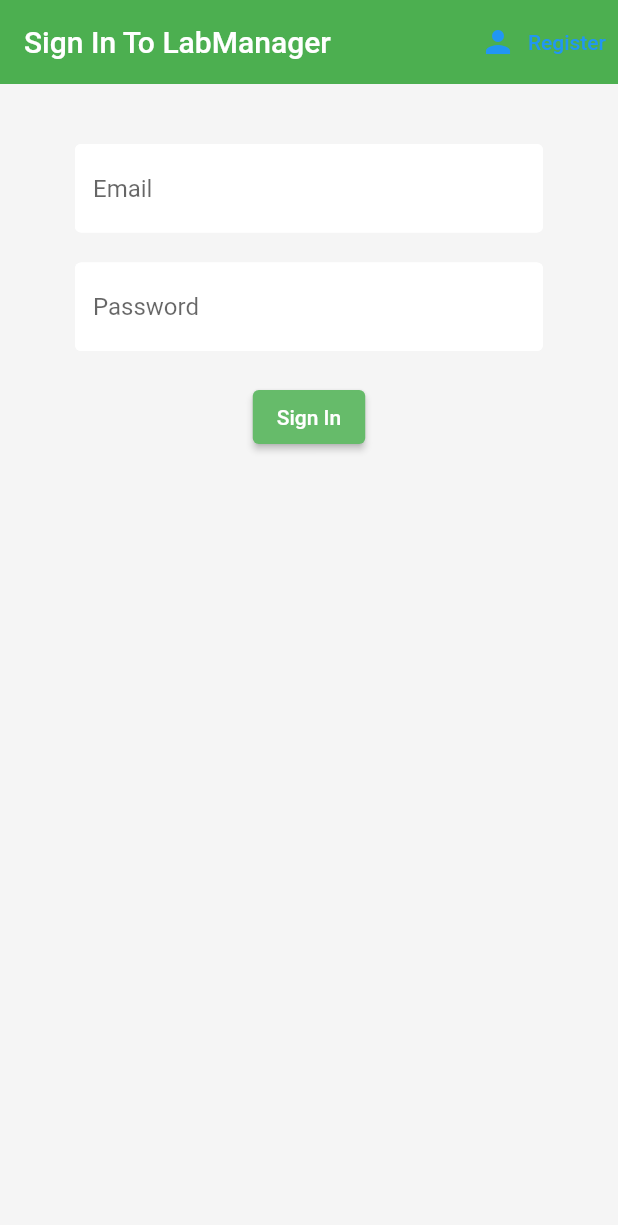
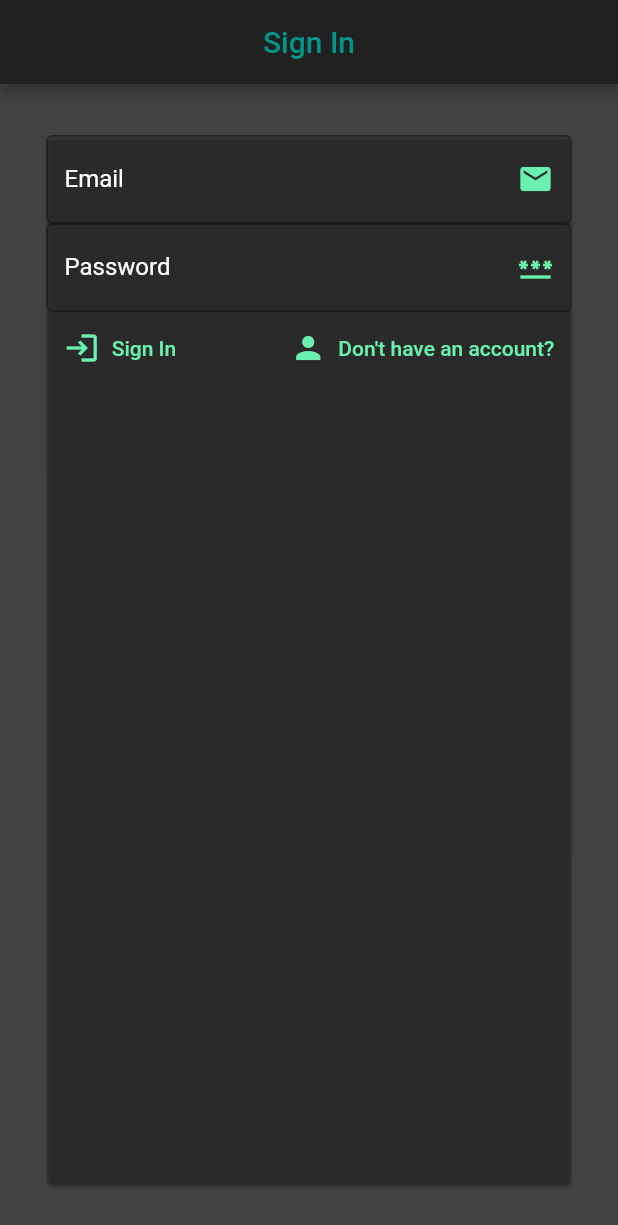
Before and after one commit to AseelAborokn/lab_manager_app, a Flutter app: the screen it shows after launch, on a phone screen of 412 x 824 dp. Shown: the top 1225 px of the screen. Run offline on Flutter 3.47's test engine with Material 2 defaults, Android fonts, the light colour scheme and no system bars; our stand-ins replace cloud_firestore, email_validator, firebase_auth, firebase_core, flutter_spinkit; accounts and stored records are empty.

```diff
--- a/lib/screens/authenticate/sign_in.dart
+++ b/lib/screens/authenticate/sign_in.dart
@@ -30,75 +30,101 @@ class _SignInState extends State<SignIn> {
 
   @override
   Widget build(BuildContext context) {
-    return (loading) ? const LoadingSpinner() : Scaffold(
-      backgroundColor: Colors.grey[100],
+    return (loading) ? const LoadingSpinner() :  Scaffold(
+      backgroundColor: Colors.grey.shade800,
       appBar: AppBar(
-        backgroundColor: Colors.green[500],
-        elevation: 0.0,
-        title: const Text('Sign In To LabManager'),
-        actions: <Widget>[
-          TextButton.icon(
-            // Switching to Register screen
-            onPressed: () {
-              if(widget.toggleView != null) {
-                widget.toggleView!();
-              }
-            },
-            icon: Icon(Icons.person),
-            label: Text('Register')
+        // Title
+        title: const Text('Sign In', style: TextStyle(color: Colors.teal)),
+        centerTitle: true,
+        // Application Bar Color
+        backgroundColor: Colors.grey.shade900,
       ),
-        ],
+      body: Center(
+        child: Container(
+          padding: const EdgeInsets.symmetric(horizontal: 30.0, vertical: 30.0),
+          child: Form(
+            child: Card(
+              color: Colors.black12,
+              margin: const EdgeInsets.symmetric(vertical: 4.0, horizontal: 1.0),
+              child: Column(
+                mainAxisSize: MainAxisSize.max,
+                mainAxisAlignment: MainAxisAlignment.start,
+                children: [
+                  // Text Inputs
+                  Column(
+                    mainAxisSize: MainAxisSize.max,
+                    mainAxisAlignment: MainAxisAlignment.start,
+                    children: <Widget>[
+                      // Email
+                      TextFormField(
+                        style: const TextStyle(color: Colors.white),
+                        decoration: InputDecoration(
+                          labelText: "Email",
+                          labelStyle: const TextStyle(color: Colors.white),
+                          hintText: "Email Address",
+                          hintStyle: const TextStyle(color: Colors.white),
+                          suffixIcon: const Icon(Icons.email, color: Colors.greenAccent),
+                          suffixIconColor: Colors.tealAccent,
+                          border: const OutlineInputBorder(),
+                          focusedBorder: OutlineInputBorder(
+                              borderRadius: BorderRadius.circular(20.0),
+                              borderSide: const BorderSide(
+                                  color: Colors.greenAccent,
+                                  width: 1
+                              )
                           ),
-      body: Container(
-        padding: const EdgeInsets.symmetric(vertical: 20.0, horizontal: 50.0),
-        child: Form(
-          key: _formKey,
-          child: Column(
-            children: <Widget>[
-              const SizedBox(height: 20.0,),
-              TextFormField(
-                decoration: getInputDecoration('Email'),
-                validator: (val) => (val!.isEmpty) ? "Email cannot be empty!" : null,
+                        ),
                         onChanged: (val) {
                           setState(() => email = val);
                         },
                       ),
-              const SizedBox(height: 20.0,),
+                      // Password
                       TextFormField(
-                decoration: getInputDecoration('Password'),
-                validator: (val) => (val!.isEmpty) ? "Password cannot be empty!" : null,
+                        style: const TextStyle(color: Colors.white),
                         obscureText: true,
+                        decoration: InputDecoration(
+                          labelText: "Password",
+                          labelStyle: const TextStyle(color: Colors.white),
+                          hintText: "Password",
+                          hintStyle: const TextStyle(color: Colors.white),
+                          suffixIcon: const Icon(Icons.password, color: Colors.greenAccent),
+                          suffixIconColor: Colors.tealAccent,
+                          border: const OutlineInputBorder(),
+                          focusedBorder: OutlineInputBorder(
+                              borderRadius: BorderRadius.circular(20.0),
+                              borderSide: const BorderSide(
+                                  color: Colors.greenAccent,
+                                  width: 1
+                              )
+                          ),
+                        ),
                         onChanged: (val) {
                           setState(() => password = val);
                         },
                       ),
-              const SizedBox(height: 20.0,),
-              ElevatedButton(
-                child: const Text(
-                  'Sign In',
-                  style: TextStyle(color: Colors.white),
+                    ],
                   ),
-                style: ElevatedButton.styleFrom(primary: Colors.green[400]),
-                onPressed: () async {
-                  // Sign Up the user to firebase with email and password
-                  if (_formKey.currentState!.validate()) {
-                    setState(() => loading = true);
-                    dynamic result = await _authService.signInWithEmailAndPassword(email, password);
-                    if (result == null) {
-                      setState(() {
-                        error = "Sorry, Invalid Credentials!";
-                        loading = false;
-                      });
-                    }
-                  }
-                },
+                  Row(
+                    mainAxisAlignment: MainAxisAlignment.center,
+                    children: [
+                      // Sign In
+                      TextButton.icon(
+                          onPressed: () async => await _authService.signInWithEmailAndPassword(email, password),
+                          icon: const Icon(Icons.login, color: Colors.greenAccent,),
+                          label: const Text("Sign In", style: TextStyle(color: Colors.greenAccent))
                       ),
-              SizedBox(height: 12.0,),
-              Text(
-                error,
-                style: TextStyle(color: Colors.red[700], fontSize: 14.0),
+                      const SizedBox(width: 60),
+                      // Register
+                      TextButton.icon(
+                          onPressed: () => Navigator.of(context).pushNamed("/authenticate/register"),
+                          icon: const Icon(Icons.person, color: Colors.greenAccent,),
+                          label: const Text("Don't have an account?", style: TextStyle(color: Colors.greenAccent))
+                      )
+                    ],
+                  )
+                ],
               ),
-            ],
+            ),
           ),
         ),
       ),
```
Also changed, not shown: lib/screens/home/home.dart (+21 -14 lines), lib/services/firestore/users_db.dart (+8 -0 lines), lib/shared/widgets/navigation_drawer.dart (added, +115 -0 lines), lib/shared/styled_components.dart (added), pubspec.lock. Lines whose indentation alone changed are shown as unchanged.
